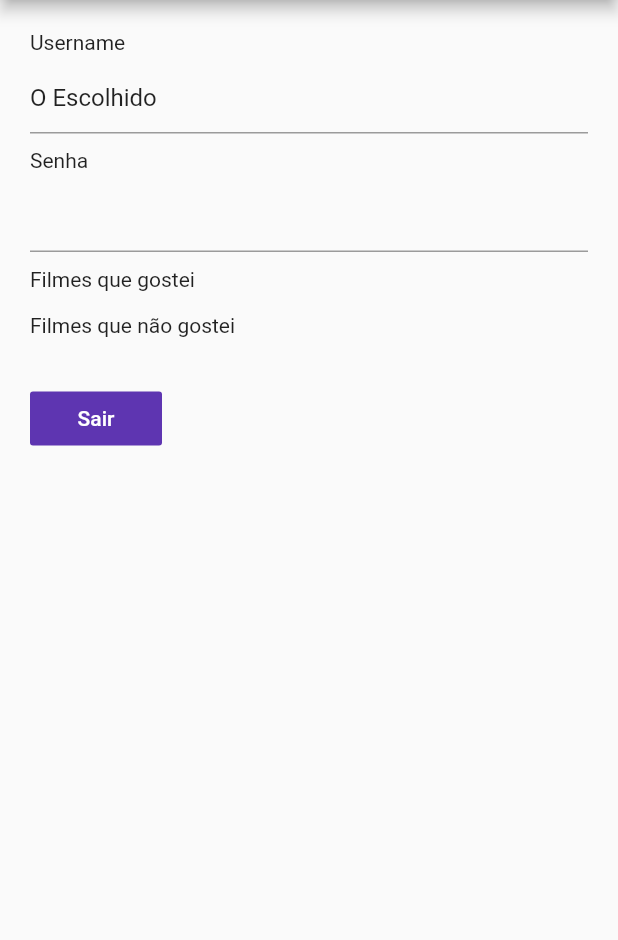
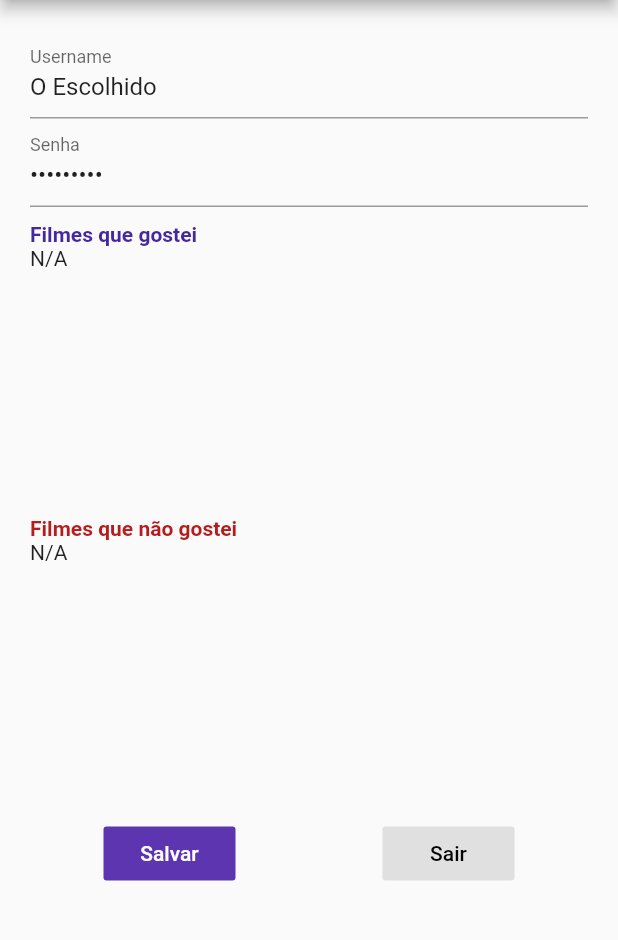
Before and after one commit to vsmmart/Cinemateca, a Flutter app: the TelaPerfil screen opened by its route, on a phone screen of 412 x 824 dp, the part 84-1024 px from its top. Run offline on Flutter 3.47's test engine with Material 2 defaults, Android fonts, the phone set to English and light mode, and no system bars; our stand-ins replace cloud_firestore; accounts and stored records are empty.

Commit message:
adicionados recursos com Firebase, metas atingidas

```diff
--- a/lib/widget_tela_perfil.dart
+++ b/lib/widget_tela_perfil.dart
@@ -1,4 +1,6 @@
+import 'dart:async';
 import 'package:cinemateca/model/Usuario.dart';
+import 'package:cloud_firestore/cloud_firestore.dart';
 import 'package:flutter/material.dart';
 
 
@@ -13,55 +15,193 @@ class _TelaPerfilState extends State<TelaPerfil> {
 
 
 
+
+
   @override
   Widget build(BuildContext context) {
     Usuario usr = ModalRoute.of(context).settings.arguments;
 
+
     return Scaffold(
       appBar: AppBar(title: Text('Meu Perfil'),backgroundColor: Colors.deepPurple[600],),
-      body: SingleChildScrollView(
+      body: Container(
             padding: EdgeInsets.all(20),
 
               child: Column(
                 crossAxisAlignment: CrossAxisAlignment.start,
                 children: [
-              Text('Username'),
-              SizedBox(height: 5),
+
                     TextFormField(
+                      decoration: InputDecoration(labelText: 'Username'),
                       initialValue: usr == null
                       ? 'O Escolhido'
                       : usr.username,
                     ),
-              SizedBox(height: 10),
-              Text('Senha'),
-              SizedBox(height: 5),
+
                     TextFormField(
+                      obscureText: true,
+                      decoration: InputDecoration(labelText: 'Senha'),
+                      initialValue: usr == null
+                      ?'Sem Senha'
+                      :usr.password
+                    ),
+
+
+                  SizedBox(height:10),
+                  Text('Filmes que gostei',
+                      style: TextStyle(color:Colors.deepPurple[800], fontWeight: FontWeight.bold),
+                  ),
+
+                  Container(
+                    //constraints: BoxConstraints(maxWidth: 800),
+                   width: 800,
+                   height: 170,
+                   child: renderizaCurtir(usr),
+                  ),
+                  SizedBox(height:10),
+
+                  Text('Filmes que não gostei',
+                    style: TextStyle(color: Colors.red[900],fontWeight: FontWeight.bold),
+                  ),
+
+                  Container(
+                  width: 800,
+                   height: 170,
+                   child: renderizaDescurtir(usr),
 
                   ),
-              SizedBox(height:10),
-              Text('Filmes que gostei'),
-              SizedBox(height:5),
-              Container(),
-              SizedBox(height:10),
-
-              Text('Filmes que não gostei'),
-              SizedBox(height:5),
-              Container(),
-              SizedBox(height: 25),
+                  SizedBox(height: 15),
+                  Row(
+                    mainAxisAlignment: MainAxisAlignment.spaceAround,
+                    children:[
                     FlatButton(
+                    child: Text('Salvar',style: TextStyle(color:Colors.white)),
                     color: Colors.deepPurple[600],
                     onPressed: (){
                     Navigator.popAndPushNamed(context, '/tela_principal');
-              } , child: Text('Sair',style: TextStyle(color:Colors.white),
-               ),),
+                  },),
+
+                  FlatButton(
+                    child: Text('Sair',style: TextStyle(color:Colors.black)),
+                    color: Colors.grey[300],
+                    onPressed: (){
+                    Navigator.popAndPushNamed(context, '/tela_principal');
+                  },
+                   ),
+
+                    ]),
+
+                ],),
+
+            ),
+          );
+        }
+
+
+
+  }
+
+Future<List> pegaCurtir(Usuario usr)async{
+final db = Firestore.instance;
+final String liked = 'liked';
+
+final String usuarios = 'usuarios';
+
+final QuerySnapshot result =
+        await db.collection(usuarios).where('username', isEqualTo: usr.username).getDocuments();
+final List < DocumentSnapshot > docUser = result.documents;
+
+final QuerySnapshot result2 =
+      await db.collection(liked).where('user', isEqualTo: docUser[0].documentID).getDocuments();
+final List < DocumentSnapshot > docLiked = result2.documents;
+
+return docLiked;
+}
+
+Widget renderizaCurtir(Usuario usr){
+  return FutureBuilder<List>(
+    future: pegaCurtir(usr),
+    builder: (context, snapshot){
+
+      if(snapshot.hasData)
+        return ListView.builder(
+         // shrinkWrap: ,
+          padding: EdgeInsets.all(5),
+          scrollDirection: Axis.horizontal,
+          itemCount: snapshot.data.length,
+          itemBuilder: (context,index){
+
+            return Card(
+              color: Colors.grey[100],
+              child: Column(
+                children: [
+
+                Image.network(snapshot.data[index]['poster'],width:80,height:120),
+                Text('${snapshot.data[index]['titulo']}',style: TextStyle(fontWeight: FontWeight.bold),maxLines: 2,),
+                ]
+              ),
+            );
+          }
+        );
+      else
+        return Text('N/A') ;
+    }
+    );
+
+}
 
 
 
 
-            ],),
 
+////////////////
+//////////
+////////////////
+Future<List> pegaDescurtir(Usuario usr)async{
+final db = Firestore.instance;
+final String disliked = 'disliked';
+
+final String usuarios = 'usuarios';
+
+final QuerySnapshot result =
+        await db.collection(usuarios).where('username', isEqualTo: usr.username).getDocuments();
+final List < DocumentSnapshot > docUser = result.documents;
+
+final QuerySnapshot result2 =
+      await db.collection(disliked).where('user', isEqualTo: docUser[0].documentID).getDocuments();
+final List < DocumentSnapshot > docDisliked = result2.documents;
+
+return docDisliked;
+}
+
+Widget renderizaDescurtir(Usuario usr){
+  return FutureBuilder<List>(
+    future: pegaDescurtir(usr),
+    builder: (context, snapshot){
+
+      if(snapshot.hasData)
+        return ListView.builder(
+         // shrinkWrap: ,
+          padding: EdgeInsets.all(5),
+          scrollDirection: Axis.horizontal,
+          itemCount: snapshot.data.length,
+          itemBuilder: (context,index){
+
+            return Card(
+              color: Colors.grey[100],
+              child: Column(
+                children: [
+
+                Image.network(snapshot.data[index]['poster'],width:80,height:120),
+                Text('${snapshot.data[index]['titulo']}',style: TextStyle(fontWeight: FontWeight.bold)),
+                ]
               ),
-
             );
           }
+        );
+      else
+        return Text('N/A') ;
     }
+    );
+
+}
--- a/lib/widget_tela_principal.dart
+++ b/lib/widget_tela_principal.dart
@@ -313,6 +313,7 @@ class Filme {
 
   Filme({this.titulo, this.ano, this.imdbID, this.tipo, this.poster});
 
+
   factory Filme.fromJson(Map<String, dynamic> json) {
     return Filme(
       titulo: json['Title'],
@@ -421,7 +422,7 @@ class ListaFilmes extends StatelessWidget {
 
 Future<List<Filme>> procuraFilmes(String text) async {
   String urlBusca = 'http://www.omdbapi.com/?s=';
-  String urlKey = '&apikey=82b14fa0';
+  String urlKey = '&apikey=82b14fa0&type=movie';
 
   var resposta = await http.get('$urlBusca$text$urlKey');
   if (resposta.statusCode == 200) {
@@ -451,7 +452,7 @@ Widget listagem(String texto) {
             snapshot.connectionState == ConnectionState.done) {
           return Expanded(child: ListaFilmes(filmes: snapshot.data));
         } else {
-          return CircularProgressIndicator();
+          return CircularProgressIndicator(valueColor: AlwaysStoppedAnimation<Color> (Colors.deepPurple[600]),);
         }
       });
 }
```
Also changed, not shown: lib/widget_tela_cadastro.dart (+6 -1 lines). Lines whose indentation alone changed are shown as unchanged.
